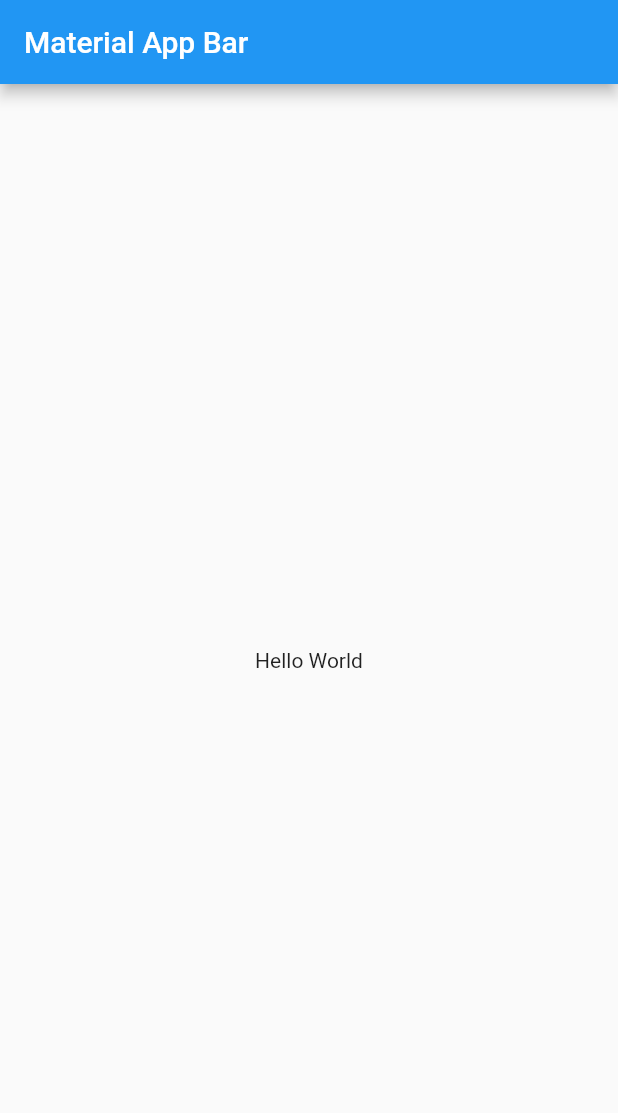
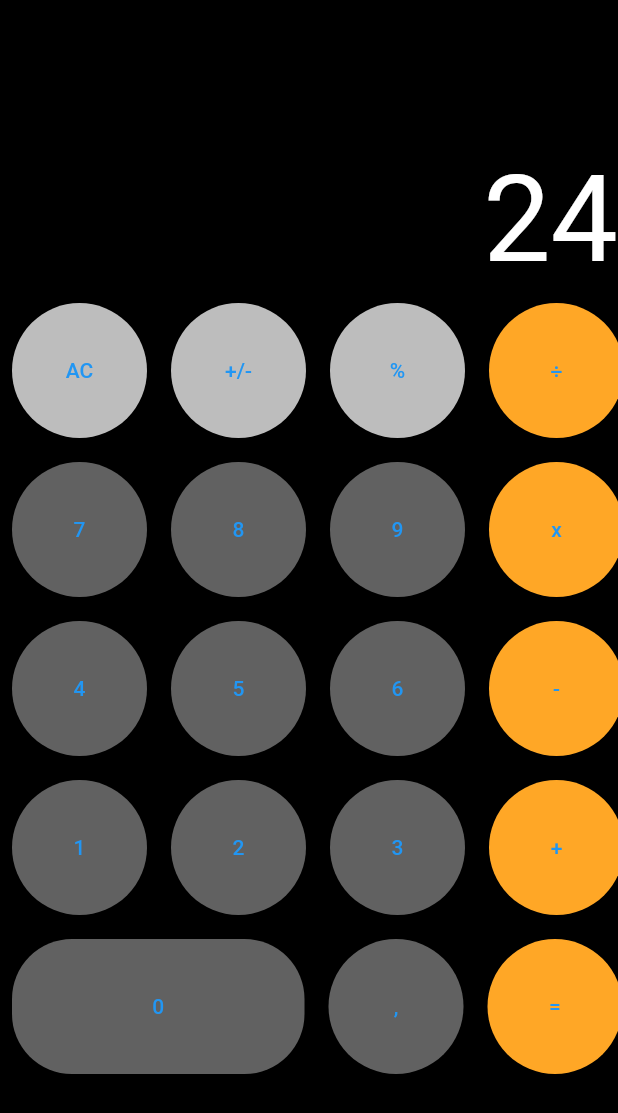
Before and after one commit to lecocchi/flutter_ui, a Flutter app: the screen it shows after launch, on a phone screen of 412 x 824 dp. Shown: the top 1113 px of the screen. Run offline on Flutter 3.47's test engine with Material 2 defaults, Android fonts, the phone set to English and light mode, and no system bars; missing offline and left inert: dart:html.

```diff
--- a/lib/main.dart
+++ b/lib/main.dart
@@ -1,22 +1,140 @@
+import 'dart:html';
+
 import 'package:flutter/material.dart';
 
 void main() => runApp(MyApp());
+
+class CalculatorButton extends StatelessWidget{
+  @override
+  Widget build(BuildContext context) {
+
+
+  }
+
+}
 
 class MyApp extends StatelessWidget {
   @override
   Widget build(BuildContext context) {
     return MaterialApp(
-      title: 'Material App',
-      home: Scaffold(
-        appBar: AppBar(
-          title: Text('Material App Bar'),
-        ),
-        body: Center(
-          child: Container(
-            child: Text('Hello World'),
-          ),
-        ),
-      ),
+        debugShowCheckedModeBanner: false,
+        title: 'Material App',
+        home: Scaffold(
+          backgroundColor: Colors.black,
+          body: SafeArea(
+              child: Column(
+                  mainAxisSize: MainAxisSize.max,
+                  mainAxisAlignment: MainAxisAlignment.center,
+                  crossAxisAlignment: CrossAxisAlignment.start,
+                  children: [
+                Row(
+                  mainAxisAlignment: MainAxisAlignment.end,
+                  children: [
+                    Text(
+                      "24",
+                      style: TextStyle(color: Colors.white, fontSize: 80),
+                    ),
+                  ],
+                ),
+                Column(
+                  children: [
+                  buildFirstRow(),
+                  buildSecondRow(),
+                  buildThirdRow(),
+                  buildForthRow(),
+                  buildLastRow(),
+                ]),
+
+              ])),
+        ));
+  }
+
+  Widget buildFirstRow() {
+    return Row(
+      //crossAxisAlignment: CrossAxisAlignment.start,
+      children: [
+        build_button(Colors.grey[400], "AC"),
+        build_button(Colors.grey[400], "+/-"),
+        build_button(Colors.grey[400], "%"),
+        build_button(Colors.orange[400], "÷"),
+      ],
     );
   }
+
+  Widget buildSecondRow() {
+    return Row(
+      children: [
+        build_button(Colors.grey[700], "7"),
+        build_button(Colors.grey[700], "8"),
+        build_button(Colors.grey[700], "9"),
+        build_button(Colors.orange[400], "x"),
+      ],
+    );
+  }
+
+  Widget buildThirdRow() {
+    return Row(
+      children: [
+        build_button(Colors.grey[700], "4"),
+        build_button(Colors.grey[700], "5"),
+        build_button(Colors.grey[700], "6"),
+        build_button(Colors.orange[400], "-"),
+      ],
+    );
+  }
+
+  Widget buildForthRow() {
+    return Row(
+      children: [
+        build_button(Colors.grey[700], "1"),
+        build_button(Colors.grey[700], "2"),
+        build_button(Colors.grey[700],"3"),
+        build_button(Colors.orange[400], "+"),
+      ],
+    );
+  }
+
+  Widget buildLastRow() {
+    return Row(
+      children: [
+        TextButton(
+                    onPressed: () {},
+                    child: Container(
+                      child: Center(
+                        child: Text("0"),
+                       /*  Icons.exposure_zero,
+                        color: Colors.white, */
+                      ),
+                      height: 90,
+                      width: 195,
+                      decoration: BoxDecoration(
+                          borderRadius: BorderRadius.all(
+                            Radius.circular(40),
+                          ),
+                          color: Colors.grey[700]),
+                    )),
+        build_button(Colors.grey[700], ","),
+        build_button(Colors.orange[400], "="),
+
+      ],
+    );
+  }
+
+  Widget build_button(Color color, String text) {
+    return TextButton(
+        onPressed: () {},
+        child: Container(
+          child: Center(
+            child: Text(text),
+          ),
+          height: 90,
+          width: 90,
+          decoration: BoxDecoration(
+            borderRadius: BorderRadius.all(
+              Radius.circular(50),
+            ),
+            color: color,
+          ),
+        ));
+  }
 }
```
